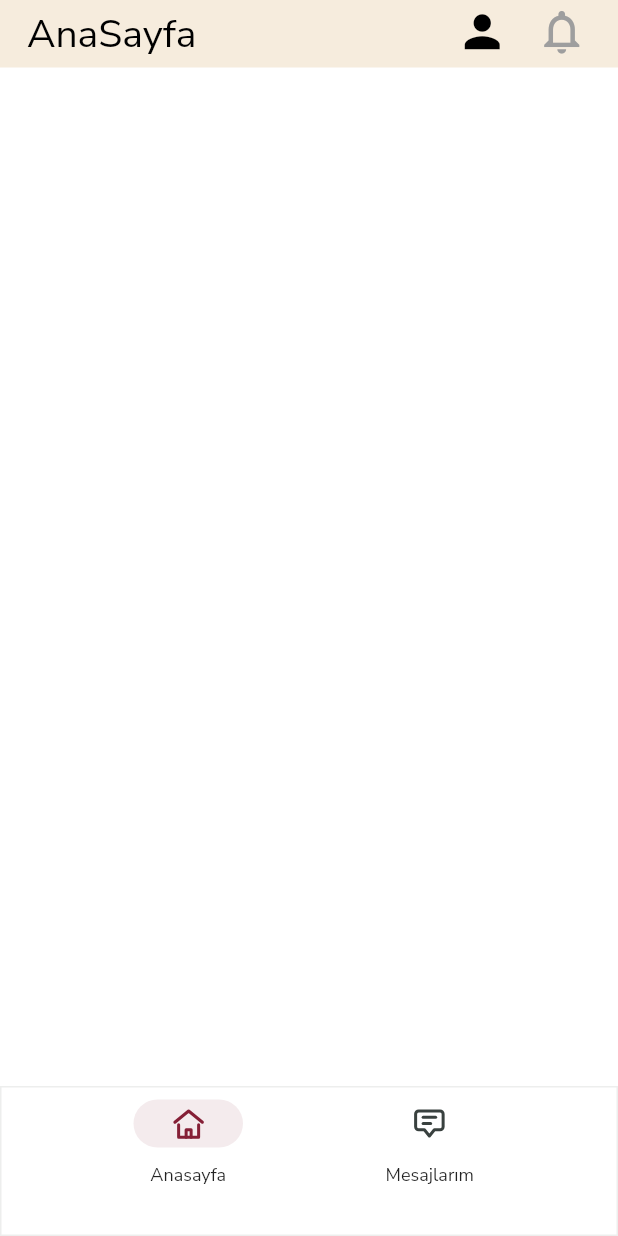
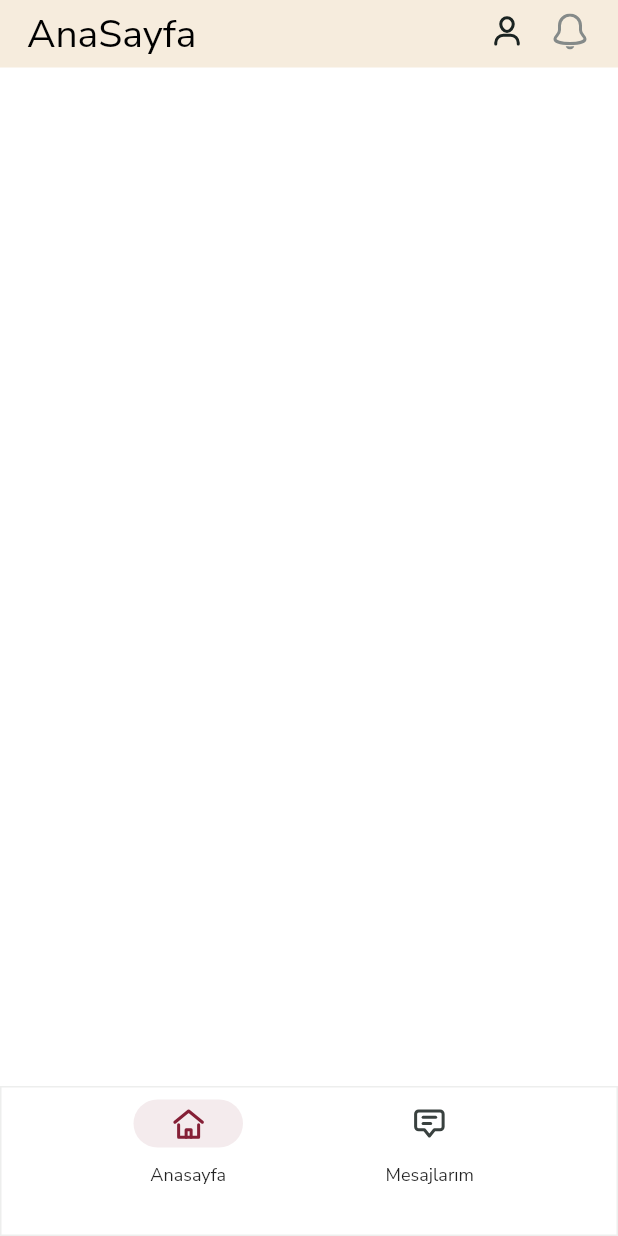
Before and after one commit to kaangms/salus, a Flutter app: the screen it shows after launch, on a phone screen of 412 x 824 dp. Run offline on Flutter 3.47's test engine with Material 2 defaults, Android fonts, the phone set to English and light mode, and no system bars; our stand-ins replace connectivity_plus, dio, flutter_bloc, flutter_mobx, flutter_svg, logger and 1 more; missing offline and left inert: app_settings; generated files the repository leaves out were written again.

Commit message:
appbar svg fixed

```diff
--- a/lib/view/_product/constants/image_path_svg.dart
+++ b/lib/view/_product/constants/image_path_svg.dart
@@ -8,5 +8,7 @@ class SVGImagePath {
   final homeSVG = 'home'.toSVG;
   final messageSVG = 'message'.toSVG;
   final backSVG = 'back'.toSVG;
+  final profileSVG = 'profile'.toSVG;
+  final notificationSVG = 'notification'.toSVG;
 }
 //sold_out
--- a/lib/view/_product/widget/salus_appbar.dart
+++ b/lib/view/_product/widget/salus_appbar.dart
@@ -47,7 +47,7 @@ class SalusAppBar extends AppBar {
               ],
             ),
           ),
-          actions: const [
+          actions: [
             InkWell(
               onTap: null,
               child: Padding(
@@ -56,13 +56,12 @@ class SalusAppBar extends AppBar {
                   top: 2,
                 ),
                 child: Padding(
-                    padding: EdgeInsets.only(left: 18.0),
-                    child: Icon(
-                      //Todo:change icon
-                      Icons.person,
-                      color: Colors.black,
-                      size: 35,
-                    )),
+                  padding: EdgeInsets.only(left: 18.0),
+                  child: SvgPicture.asset(
+                    SVGImagePath.instance.profileSVG,
+                    // color: context.colors.onSurface,
+                  ),
+                ),
               ),
             ),
             InkWell(
@@ -74,12 +73,12 @@ class SalusAppBar extends AppBar {
                   right: 20,
                 ),
                 child: Padding(
-                    padding: EdgeInsets.only(left: 18.0),
-                    child: Icon(
-                      Icons.notifications_none,
-                      color: Colors.grey,
-                      size: 35,
-                    )),
+                  padding: EdgeInsets.only(left: 18.0),
+                  child: SvgPicture.asset(
+                    SVGImagePath.instance.notificationSVG,
+                    // color: context.colors.onSurface,
+                  ),
+                ),
               ),
             ),
           ],
```
Also changed, not shown: assets/svg/notification.svg (added), assets/svg/profile.svg (added).
